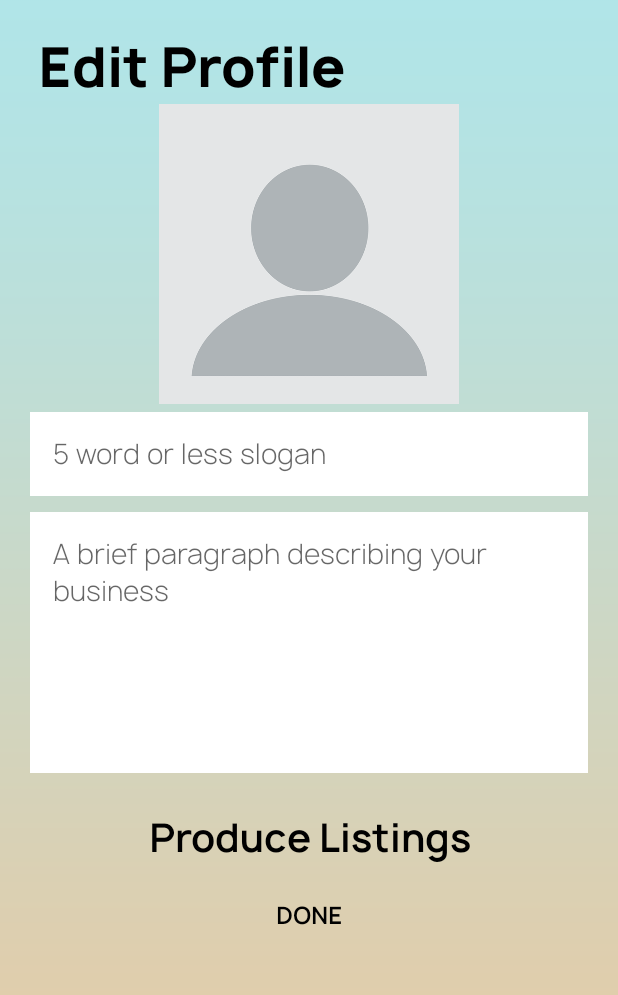
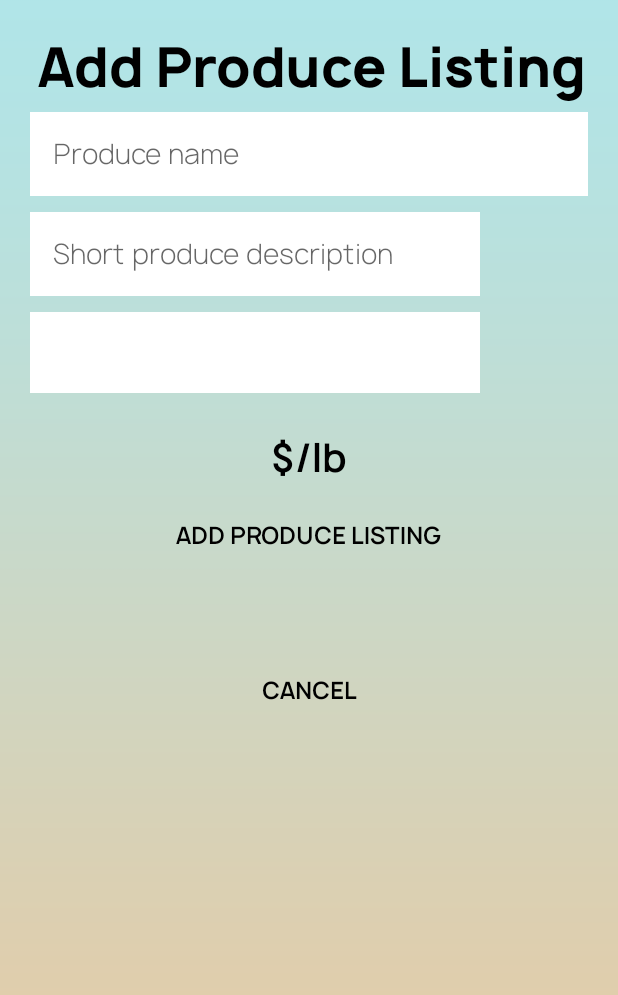
Before and after one commit to martmichals/FableApplicationV2, an Android app: the screen it shows after launch once a user with an empty profile is signed in (EditProfileActivity), after a tap on "LIST ITEM", on a phone screen of 412 x 824 dp. Shown: the top 995 px of the screen. Run offline under Robolectric (Android 15) with nearby library versions, the phone set to English and light mode, and no system bars; our stand-ins replace Firebase (no records; nobody signed in at launch, a user with empty details on screens opened directly).

Commit message:
Edit profile updates - VERY ROUGH add a listing option now available

```diff
--- a/app/src/main/java/com/example/fableapplicationv2/EditProfileActivity.java
+++ b/app/src/main/java/com/example/fableapplicationv2/EditProfileActivity.java
@@ -22,6 +22,7 @@ public class EditProfileActivity extends AppCompatActivity {
     private static final int PICK_IMAGE_REQUEST = 1;
     private boolean editProfileState;
 
+    //Edit profile elements
     private Uri mImageUri;
     private Bitmap imageBitmap;
     private FirestoreHelper helper;
@@ -34,6 +35,14 @@ public class EditProfileActivity extends AppCompatActivity {
     private TextView produceListingTitleTextView;
     private TextView titleTextView;
 
+    //Add listing elements
+    private EditText produceNameEditText;
+    private EditText produceDescriptionEditText;
+    private EditText producePriceEditText;
+    private TextView producePriceLabelTextView;
+    private Button addListingButton;
+    private Button cancelButton;
+
     public void onImageSearch(View v){
         Intent intent  = new Intent();
         intent.setType("image/*");
@@ -42,31 +51,36 @@ public class EditProfileActivity extends AppCompatActivity {
     }
 
     public void onDoneEditingButtonPress(View v){
-        Log.d(TAG,"Running with a " + !editProfileState + " value passed");
-        changeActivityState(!editProfileState);
+        boolean validSlogan = DataVerification.checkSellerSlogan(sloganEditText.getText().toString());
+        if(validSlogan){
+            sloganErrorTextView.setVisibility(View.GONE);
+            uploadingProgressBar.setVisibility(View.VISIBLE);
+            helper.writeSellerProfile(imageBitmap, sloganEditText.getText().toString(),
+                                      descriptionEditText.getText().toString(), new FirestoreHelperListener() {
+                        @Override
+                        public void onSuccessfulRequestComplete() {
+                            uploadingProgressBar.setVisibility(View.GONE);
+                            Toast.makeText(EditProfileActivity.this, "Updated profile successfully",
+                                    Toast.LENGTH_SHORT).show();
+                        }
+                        @Override
+                        public void onFailedRequest() {
+                            uploadingProgressBar.setVisibility(View.GONE);
+                            Toast.makeText(EditProfileActivity.this, "Failed to update profile",
+                                    Toast.LENGTH_SHORT).show();
+                        }
+                    });
+        }else{
+            sloganErrorTextView.setVisibility(View.VISIBLE);
+        }
+    }
 
-//        boolean validSlogan = DataVerification.checkSellerSlogan(sloganEditText.getText().toString());
-//        if(validSlogan){
-//            sloganErrorTextView.setVisibility(View.GONE);
-//            uploadingProgressBar.setVisibility(View.VISIBLE);
-//            helper.writeSellerProfile(imageBitmap, sloganEditText.getText().toString(),
-//                                      descriptionEditText.getText().toString(), new FirestoreHelperListener() {
-//                        @Override
-//                        public void onSuccessfulRequestComplete() {
-//                            uploadingProgressBar.setVisibility(View.GONE);
-//                            Toast.makeText(EditProfileActivity.this, "Updated profile successfully",
-//                                    Toast.LENGTH_SHORT).show();
-//                        }
-//                        @Override
-//                        public void onFailedRequest() {
-//                            uploadingProgressBar.setVisibility(View.GONE);
-//                            Toast.makeText(EditProfileActivity.this, "Failed to update profile",
-//                                    Toast.LENGTH_SHORT).show();
-//                        }
-//                    });
-//        }else{
-//            sloganErrorTextView.setVisibility(View.VISIBLE);
-//        }
+    public void onDoneAddingListingPress(View v){
+
+    }
+
+    public void onCancelButtonPress(View v){
+
     }
 
     private void changeActivityState(boolean state){
@@ -90,6 +104,7 @@ public class EditProfileActivity extends AppCompatActivity {
         descriptionEditText.setVisibility(code);
         uploadingProgressBar.setVisibility(View.GONE);
         produceListingTitleTextView.setVisibility(code);
+        doneEditingButton.setVisibility(code);
 
         if(code == View.VISIBLE)
             titleTextView.setText(getString(R.string.editProfileTitle));
@@ -99,6 +114,13 @@ public class EditProfileActivity extends AppCompatActivity {
      * @param code : View code, i.e. View.GONE, View.VISIBLE
      */
     private void setListingCreatorVisibility(int code){
+        produceNameEditText.setVisibility(code);
+        produceDescriptionEditText.setVisibility(code);
+        producePriceEditText.setVisibility(code);
+        producePriceLabelTextView.setVisibility(code);
+        addListingButton.setVisibility(code);
+        cancelButton.setVisibility(code);
+
         if(code == View.VISIBLE)
             titleTextView.setText(getString(R.string.createProduceListingTitle));
     }
@@ -108,6 +130,7 @@ public class EditProfileActivity extends AppCompatActivity {
         super.onCreate(savedInstanceState);
         setContentView(R.layout.activity_edit_profile);
 
+        //Edit profile elements
         profilePictureImageView = findViewById(R.id.idFarmerProfileImage);
         sloganEditText = findViewById(R.id.idSloganEditText);
         sloganErrorTextView = findViewById(R.id.idSloganError);
@@ -117,11 +140,19 @@ public class EditProfileActivity extends AppCompatActivity {
         produceListingTitleTextView = findViewById(R.id.idProduceListingTitle);
         titleTextView = findViewById(R.id.idProfileTitle);
 
+        //Add produce listing elements
+        produceNameEditText = findViewById(R.id.idProduceNameEditText);
+        produceDescriptionEditText = findViewById(R.id.idProduceDescriptionEditText);
+        producePriceEditText = findViewById(R.id.idPriceEditText);
+        producePriceLabelTextView = findViewById(R.id.idProducePriceLabel);
+        addListingButton = findViewById(R.id.idDoneAddingListing);
+        cancelButton = findViewById(R.id.idCancelButton);
+
         helper = new FirestoreHelper();
 
-        // Get rid of this line, set to intent asking
-        setEditProfileVisibility(View.VISIBLE);
-        editProfileState = true;
+        Bundle extras = getIntent().getExtras();
+        editProfileState = extras.getBoolean("isEditProfileIntent", true);
+        changeActivityState(editProfileState);
     }
 
     @Override
--- a/app/src/main/java/com/example/fableapplicationv2/FirestoreHelper.java
+++ b/app/src/main/java/com/example/fableapplicationv2/FirestoreHelper.java
@@ -11,8 +11,10 @@ import com.google.android.gms.tasks.OnFailureListener;
 import com.google.android.gms.tasks.OnSuccessListener;
 import com.google.firebase.auth.FirebaseAuth;
 import com.google.firebase.auth.FirebaseUser;
+import com.google.firebase.firestore.CollectionReference;
 import com.google.firebase.firestore.FirebaseFirestore;
 import com.google.firebase.firestore.SetOptions;
+import com.google.firebase.firestore.Query;
 import com.google.firebase.storage.FirebaseStorage;
 import com.google.firebase.storage.StorageReference;
 import com.google.firebase.storage.UploadTask;
@@ -46,6 +48,7 @@ public class FirestoreHelper {
     public static final String GPS_LONGITUDE_KEY = "long";
     public static final String SLOGAN_KEY = "slogan";
     public static final String DESC_KEY = "description";
+    public static final String PRODUCE_KEY = "produce";
 
     //Firebase objects
     private FirebaseFirestore database;
@@ -167,8 +170,10 @@ public class FirestoreHelper {
         });
     }
 
-    // TODO : Add method to search for farm based on farm name
-    // TODO : Add method to add additional farmer data
+    public void searchForSellersSelling(String produce, final FirestoreHelperListener listener){
+        CollectionReference ref = database.collection("seller_profiles");
+        Query sellerProfileQuery = ref.whereArrayContains("produce", produce);
+    }
 
     /** Method to get the GPS coordinates from a given address in string form
      * @param context : context from which the method is called
--- a/app/src/main/java/com/example/fableapplicationv2/MainActivity.java
+++ b/app/src/main/java/com/example/fableapplicationv2/MainActivity.java
@@ -42,7 +42,6 @@ public class MainActivity extends AppCompatActivity {
 
     private static ArrayList<FableUser> searchResults;
     private static ArrayList<DocumentSnapshot> intermediary;
-    private static boolean isUserAFarmer;
     public static String TAG = "MainActivity";
 
     private Context mContext;
@@ -89,15 +88,23 @@ public class MainActivity extends AppCompatActivity {
         firebaseUser = firebaseAuth.getCurrentUser();
         updateSystemState();
 
-        // TODO : Create a method to check if the user is a farmer or a consumer
-
         //Used to debug the first searching function
         //searchForFarmersInRadius(0.50);
         //launchEditFarmerActivity();
     }
 
+
+    /** IMPORTANT TO NOTE:
+     *  Whenever launching the edit profile activity, you have to pack the intent with:
+     *  "isEditProfileIntent" , true/false
+     *
+     *  This specifies the 'mode' to start the activity:
+     *  true - edit the seller profile mode
+     *  false - add a produce listing mode
+     */
     private void launchEditFarmerActivity() {
         Intent intent = new Intent(MainActivity.this, EditProfileActivity.class);
+        intent.putExtra("isEditProfileIntent", false);
         startActivity(intent);
     }
 
@@ -222,7 +229,4 @@ public class MainActivity extends AppCompatActivity {
         // DELETE LATER
         logOffOnClick(v);
     }
-
-    //TODO : Create a method to order Farmer search results based on their distance from the user
-    //TODO : Create a method to order Farmer search results based their review ratings
 }
--- a/app/src/main/res/layout/activity_edit_profile.xml
+++ b/app/src/main/res/layout/activity_edit_profile.xml
@@ -33,9 +33,9 @@
             android:layout_width="200dp"
             android:layout_height="200dp"
             android:layout_gravity="center"
+            android:onClick="onImageSearch"
             android:src="@drawable/test_profile_picture"
-            android:onClick="onImageSearch"
-            android:visibility="gone"/>
+            android:visibility="gone" />
 
         <TextView
             android:id="@+id/idSloganError"
@@ -44,8 +44,8 @@
             android:layout_marginLeft="@dimen/margin5"
             android:layout_marginBottom="@dimen/margin5"
             android:fontFamily="@font/semibold"
+            android:text="@string/sloganError"
             android:textColor="@color/colorError"
-            android:text="@string/sloganError"
             android:visibility="gone" />
 
         <EditText
@@ -78,7 +78,7 @@
             android:minLines="5"
             android:padding="@dimen/margin15"
             android:scrollbars="vertical"
-            android:visibility="gone"/>
+            android:visibility="gone" />
         <!-- Bottom 4 lines control # lines, and cursor gravity -->
 
         <TextView
@@ -92,17 +92,17 @@
             android:text="@string/farmerProduceLabel"
             android:textColor="@color/colorPrimaryDark"
             android:textSize="@dimen/text25"
-            android:visibility="visible" />
+            android:visibility="gone" />
 
         <ProgressBar
             android:id="@+id/idUploadingProgressBar"
-            android:indeterminateOnly="true"
             style="?android:attr/progressBarStyleHorizontal"
-            android:minHeight="50dp"
-            android:maxHeight="55dp"
             android:layout_width="fill_parent"
             android:layout_height="wrap_content"
-            android:visibility="gone"/>
+            android:indeterminateOnly="true"
+            android:maxHeight="55dp"
+            android:minHeight="50dp"
+            android:visibility="gone" />
 
         <Button
             android:id="@+id/idDoneEditingButton"
@@ -118,5 +118,84 @@
             android:textColor="@color/colorPrimaryDark"
             android:textSize="@dimen/text15" />
 
+        <EditText
+            android:id="@+id/idProduceNameEditText"
+            android:layout_width="match_parent"
+            android:layout_height="wrap_content"
+            android:layout_marginTop="@dimen/margin5"
+            android:layout_marginBottom="@dimen/margin5"
+            android:background="@drawable/custom_edit_text"
+            android:ems="10"
+            android:fontFamily="@font/light"
+            android:hint="@string/produceName"
+            android:padding="@dimen/margin15"
+            android:visibility="visible" />
+
+        <EditText
+            android:id="@+id/idProduceDescriptionEditText"
+            android:layout_width="wrap_content"
+            android:layout_height="wrap_content"
+            android:layout_marginTop="@dimen/margin5"
+            android:layout_marginBottom="@dimen/margin5"
+            android:background="@drawable/custom_edit_text"
+            android:ems="10"
+            android:fontFamily="@font/light"
+            android:hint="@string/produceDescription"
+            android:padding="@dimen/margin15"
+            android:visibility="visible" />
+
+        <EditText
+            android:id="@+id/idPriceEditText"
+            android:layout_width="wrap_content"
+            android:layout_height="wrap_content"
+            android:layout_marginTop="@dimen/margin5"
+            android:layout_marginBottom="@dimen/margin5"
+            android:background="@drawable/custom_edit_text"
+            android:ems="10"
+            android:fontFamily="@font/light"
+            android:padding="@dimen/margin15"
+            android:visibility="visible" />
+
+        <TextView
+            android:id="@+id/idProducePriceLabel"
+            android:layout_width="match_parent"
+            android:layout_height="wrap_content"
+            android:layout_marginTop="@dimen/margin20"
+            android:layout_marginBottom="@dimen/margin5"
+            android:fontFamily="@font/semibold"
+            android:gravity="center"
+            android:text="@string/priceLabel"
+            android:textColor="@color/colorPrimaryDark"
+            android:textSize="@dimen/text25"
+            android:visibility="visible" />
+
+        <Button
+            android:id="@+id/idDoneAddingListing"
+            style="@style/Widget.AppCompat.Button.Borderless"
+            android:layout_width="wrap_content"
+            android:layout_height="wrap_content"
+            android:layout_gravity="center"
+            android:layout_marginTop="@dimen/margin5"
+            android:layout_marginBottom="@dimen/margin50"
+            android:fontFamily="@font/semibold"
+            android:onClick="onDoneAddingListingPress"
+            android:text="@string/doneAddingListing"
+            android:textColor="@color/colorPrimaryDark"
+            android:textSize="@dimen/text15" />
+
+        <Button
+            android:id="@+id/idCancelButton"
+            style="@style/Widget.AppCompat.Button.Borderless"
+            android:layout_width="wrap_content"
+            android:layout_height="wrap_content"
+            android:layout_gravity="center"
+            android:layout_marginTop="@dimen/margin5"
+            android:layout_marginBottom="@dimen/margin50"
+            android:fontFamily="@font/semibold"
+            android:onClick="onCancelButtonPress"
+            android:text="@string/cancel"
+            android:textColor="@color/colorPrimaryDark"
+            android:textSize="@dimen/text15" />
+
     </LinearLayout>
 </ScrollView>
--- a/app/src/main/res/values/strings.xml
+++ b/app/src/main/res/values/strings.xml
@@ -25,10 +25,17 @@
     <string name="bio">Bio</string>
     <string name="finish">Finished</string>
 
+
     <string name="farmerSloganEditTextLabel">5 word or less slogan</string>
     <string name="farmerBioEditTextLabel">A brief paragraph describing your business</string>
     <string name="farmerProduceLabel">Produce Listings</string>
     <string name="createProduceListingTitle">Add Produce Listing</string>
     <string name="editProfileTitle">Edit Profile</string>
-    <string name="done">Done</string>
+    <string name="done">Done Editing</string>
+    <string name="doneAddingListing">Add produce listing</string>
+    <string name="produceDescription">Short produce description</string>
+    <string name="produceName">Produce name</string>
+    <string name="priceLabel">$/lb</string>
+    <string name="cancel">Cancel</string>
+
 </resources>
```
